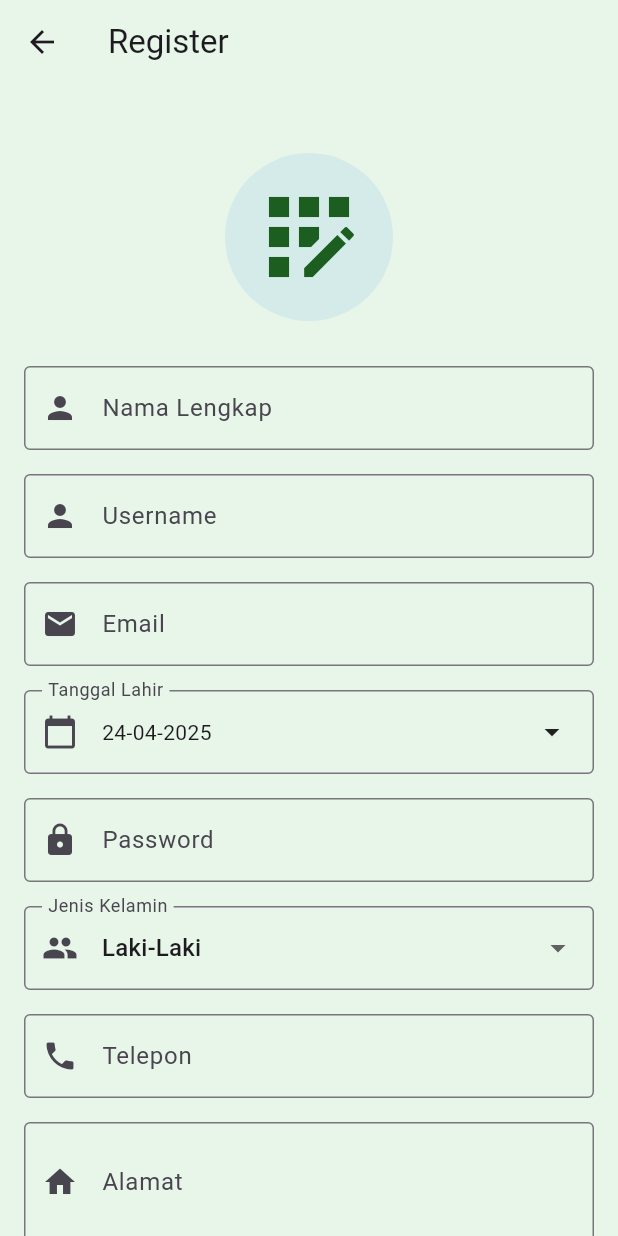
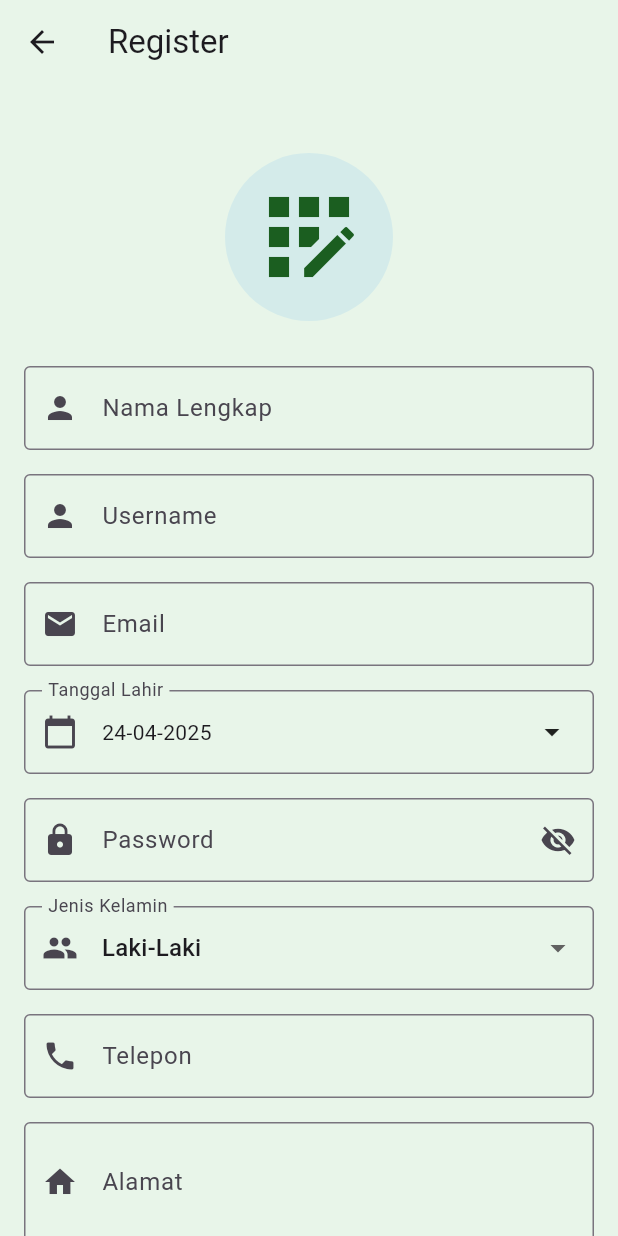
Before and after one commit to ThisIsCogil/tugas_navbar, a Flutter app: the screen it shows after launch, after a tap on "Login", after a tap on "Buat Akun Baru Disini", on a phone screen of 412 x 824 dp. Run offline on Flutter 3.47's test engine with Material 3 defaults, Android fonts, the phone set to English and light mode, and no system bars; our stand-ins replace shared_preferences.

Commit message:
update 2

```diff
--- a/lib/login.dart
+++ b/lib/login.dart
@@ -80,7 +80,7 @@ class _LoginPageState extends State<LoginPage> {
                     ),
                     validator: (value) {
                       if (value == null || value.isEmpty) {
-                        return 'Please enter your username';
+                        return 'Tolong masukkan username anda';
                       }
                       return null;
                     },
--- a/lib/register.dart
+++ b/lib/register.dart
@@ -19,6 +19,7 @@ class _RegisterPageState extends State<RegisterPage> {
   final _passwordController = TextEditingController();
   final _phoneController = TextEditingController();
   final _addressController = TextEditingController();
+  bool _obscurePassword = true;
 
   DateTime _selectedDate = DateTime.now();
   String _selectedGender = 'Laki-Laki';
@@ -189,20 +190,32 @@ class _RegisterPageState extends State<RegisterPage> {
                     ),
                   ),
                   const SizedBox(height: 16),
-                  TextFormField(
+                 TextFormField(
                     controller: _passwordController,
-                    decoration: const InputDecoration(
+                    decoration: InputDecoration(
                       labelText: 'Password',
-                      border: OutlineInputBorder(),
-                      prefixIcon: Icon(Icons.lock),
+                      border: const OutlineInputBorder(),
+                      prefixIcon: const Icon(Icons.lock),
+                      suffixIcon: IconButton(
+                        icon: Icon(
+                          _obscurePassword
+                              ? Icons.visibility_off
+                              : Icons.visibility,
+                        ),
+                        onPressed: () {
+                          setState(() {
+                            _obscurePassword = !_obscurePassword;
+                          });
+                        },
+                      ),
                     ),
-                    obscureText: true,
+                    obscureText: _obscurePassword,
                     validator: (value) {
                       if (value == null || value.isEmpty) {
-                        return 'Password tidak boleh kosong';
+                        return 'Tolong masukkan password anda';
                       }
                       if (value.length < 6) {
-                        return 'Password minimal 6 karakter';
+                        return 'Password minimal harus 6 karakter';
                       }
                       return null;
                     },
```
